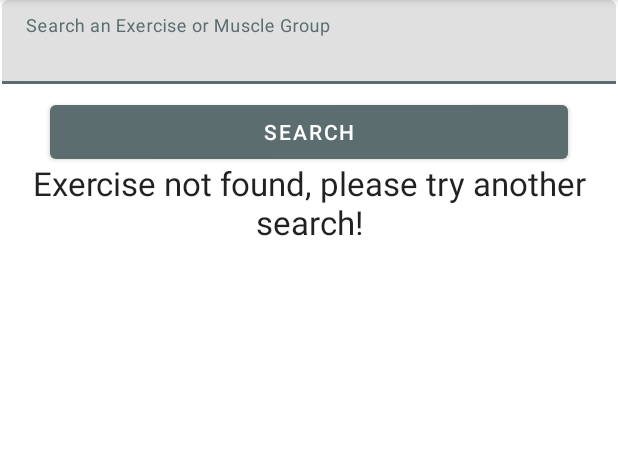
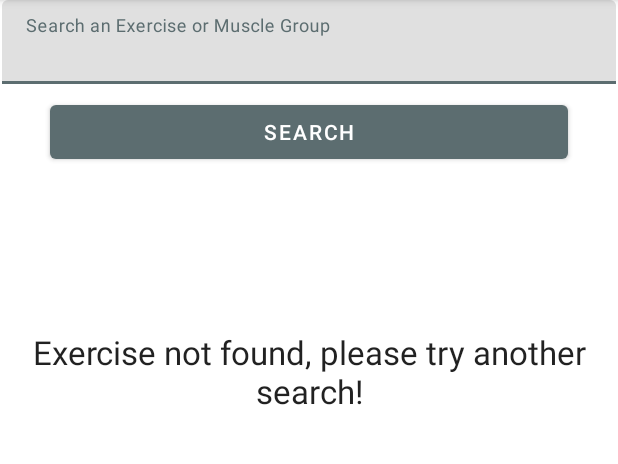
Before and after one commit to tessabeauchat/GymBuddyFinalProject, an Android app: the ExerciseActivity screen opened directly, with no data from a screen before it, after a tap on "SEARCH", on a phone screen of 412 x 824 dp, the part 84-548 px from its top. Run offline under Robolectric (Android 15) with nearby library versions, the phone set to English and light mode, and no system bars.

Commit message:
Fixed Exercise activity_exercise.xml

```diff
--- a/app/src/main/java/com/example/gymbuddy/ExerciseActivity.java
+++ b/app/src/main/java/com/example/gymbuddy/ExerciseActivity.java
@@ -2,12 +2,14 @@ package com.example.gymbuddy;
 
 import static androidx.constraintlayout.helper.widget.MotionEffect.TAG;
 
+import android.content.Context;
 import android.content.Intent;
 import android.os.Bundle;
 import android.util.Log;
 import android.view.Menu;
 import android.view.MenuItem;
 import android.view.View;
+import android.view.inputmethod.InputMethodManager;
 import android.widget.EditText;
 import android.widget.TextView;
 
@@ -126,10 +128,30 @@ public class ExerciseActivity extends AppCompatActivity {
                 Log.d(TAG, "Search Performed");
                 Log.d(TAG, userSearch);
                 updateExercise(userSearch);
+                closeKeyboard();
+                userExerciseSearch.setText("");
             }
         });
     }
+    private void closeKeyboard(){
+        //https://www.geeksforgeeks.org/how-to-programmatically-hide-android-soft-keyboard/
+        View view = this.getCurrentFocus();
+        if (view != null) {
 
+            // now assign the system
+            // service to InputMethodManager
+            InputMethodManager manager
+                    = null;
+            if (android.os.Build.VERSION.SDK_INT >= android.os.Build.VERSION_CODES.M) {
+                manager = (InputMethodManager)
+                getSystemService(
+                        Context.INPUT_METHOD_SERVICE);
+            }
+            manager
+                    .hideSoftInputFromWindow(
+                            view.getWindowToken(), 0);
+        }
+    }
     @Override
     public boolean onCreateOptionsMenu(Menu menu) {
         getMenuInflater().inflate(R.menu.menu_main, menu);
--- a/app/src/main/java/com/example/gymbuddy/ExerciseListActivity.java
+++ b/app/src/main/java/com/example/gymbuddy/ExerciseListActivity.java
@@ -6,7 +6,7 @@ import androidx.recyclerview.widget.LinearLayoutManager;
 import androidx.recyclerview.widget.RecyclerView;
 
 public class ExerciseListActivity extends AppCompatActivity {
-    private final ExerciseData[] EXERCISE_DATA = {
+    public final ExerciseData[] EXERCISE_DATA = {
             new ExerciseData("Dumbell Tricep Extension",
                     "Hold dumbell in one hand overhead, slowly lower dumbell behind head bending at the elbow, extend upward.",
                     "Arms", 1824, R.drawable.dumbell_tricep_extension),
--- a/app/src/main/res/layout/activity_exercise.xml
+++ b/app/src/main/res/layout/activity_exercise.xml
@@ -10,12 +10,13 @@
         android:id="@+id/exerciseName"
         android:layout_width="wrap_content"
         android:layout_height="wrap_content"
+        android:layout_marginTop="120dp"
         android:layout_marginBottom="2dp"
         android:gravity="center_horizontal"
         android:textAppearance="@style/TextAppearance.AppCompat.Large"
         app:layout_constraintBottom_toTopOf="@+id/exercicseMuscleGroup"
         app:layout_constraintEnd_toEndOf="parent"
-        app:layout_constraintHorizontal_bias="0.5"
+        app:layout_constraintHorizontal_bias="0.498"
         app:layout_constraintStart_toStartOf="parent"
         app:layout_constraintTop_toBottomOf="@+id/textInputLayout2"
         app:layout_constraintVertical_chainStyle="packed" />
@@ -64,8 +65,8 @@
 
     <androidx.recyclerview.widget.RecyclerView
         android:id="@+id/exercises_recycler_view"
-        android:layout_width="392dp"
-        android:layout_height="297dp"
+        android:layout_width="410dp"
+        android:layout_height="196dp"
         app:layout_constraintBottom_toBottomOf="parent"
         app:layout_constraintEnd_toEndOf="parent"
         app:layout_constraintStart_toStartOf="parent" />
@@ -86,7 +87,6 @@
         android:id="@+id/exercicseMuscleGroup"
         android:layout_width="wrap_content"
         android:layout_height="wrap_content"
-        android:layout_marginBottom="3dp"
         app:layout_constraintBottom_toTopOf="@+id/exercisePreview"
         app:layout_constraintEnd_toEndOf="parent"
         app:layout_constraintHorizontal_bias="0.498"
```
